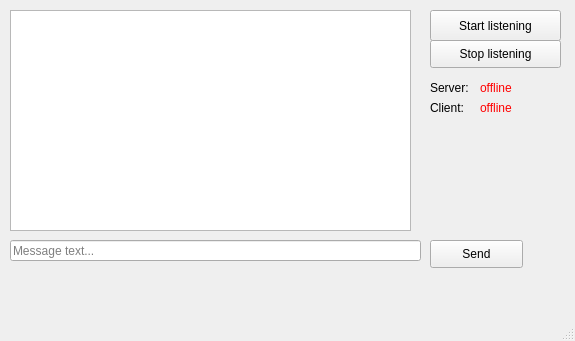
Above: mainwindow.ui from f1nality/ipc_server before the change. Below: the same form after it.
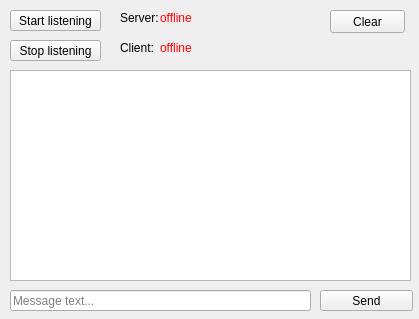
That is the form after the change.

Commit message: added clear button, stop listening client closing

```diff
--- a/mainwindow.ui
+++ b/mainwindow.ui
@@ -6,21 +6,30 @@
    <rect>
     <x>0</x>
     <y>0</y>
-    <width>575</width>
-    <height>341</height>
+    <width>419</width>
+    <height>319</height>
    </rect>
   </property>
+  <property name="sizePolicy">
+   <sizepolicy hsizetype="Fixed" vsizetype="Fixed">
+    <horstretch>0</horstretch>
+    <verstretch>0</verstretch>
+   </sizepolicy>
+  </property>
   <property name="windowTitle">
    <string>MainWindow</string>
   </property>
   <widget class="QWidget" name="centralWidget">
    <widget class="QTextEdit" name="consoleTextEdit">
+    <property name="enabled">
+     <bool>true</bool>
+    </property>
     <property name="geometry">
      <rect>
       <x>10</x>
-      <y>10</y>
+      <y>70</y>
       <width>401</width>
-      <height>221</height>
+      <height>211</height>
      </rect>
     </property>
     <property name="sizePolicy">
@@ -38,21 +47,24 @@
     <property name="layoutDirection">
      <enum>Qt::LeftToRight</enum>
     </property>
+    <property name="readOnly">
+     <bool>true</bool>
+    </property>
     <property name="html">
      <string>&lt;!DOCTYPE HTML PUBLIC &quot;-//W3C//DTD HTML 4.0//EN&quot; &quot;http://www.w3.org/TR/REC-html40/strict.dtd&quot;&gt;
 &lt;html&gt;&lt;head&gt;&lt;meta name=&quot;qrichtext&quot; content=&quot;1&quot; /&gt;&lt;style type=&quot;text/css&quot;&gt;
 p, li { white-space: pre-wrap; }
-&lt;/style&gt;&lt;/head&gt;&lt;body style=&quot; font-family:'MS Shell Dlg 2'; font-size:7.8pt; font-weight:400; font-style:normal;&quot;&gt;
+&lt;/style&gt;&lt;/head&gt;&lt;body style=&quot; font-family:'MS Shell Dlg 2'; font-size:8.25pt; font-weight:400; font-style:normal;&quot;&gt;
 &lt;p style=&quot;-qt-paragraph-type:empty; margin-top:0px; margin-bottom:0px; margin-left:0px; margin-right:0px; -qt-block-indent:0; text-indent:0px; font-size:8pt;&quot;&gt;&lt;br /&gt;&lt;/p&gt;&lt;/body&gt;&lt;/html&gt;</string>
     </property>
    </widget>
    <widget class="QPushButton" name="startListeningPushButton">
     <property name="geometry">
      <rect>
-      <x>430</x>
+      <x>10</x>
       <y>10</y>
-      <width>131</width>
-      <height>31</height>
+      <width>91</width>
+      <height>21</height>
      </rect>
     </property>
     <property name="autoFillBackground">
@@ -65,10 +77,10 @@
    <widget class="QPushButton" name="stopListeningPushButton">
     <property name="geometry">
      <rect>
-      <x>430</x>
+      <x>10</x>
       <y>40</y>
-      <width>131</width>
-      <height>28</height>
+      <width>91</width>
+      <height>21</height>
      </rect>
     </property>
     <property name="text">
@@ -78,10 +90,10 @@
    <widget class="QPushButton" name="sendPushButton">
     <property name="geometry">
      <rect>
-      <x>430</x>
-      <y>240</y>
+      <x>320</x>
+      <y>290</y>
       <width>93</width>
-      <height>28</height>
+      <height>21</height>
      </rect>
     </property>
     <property name="text">
@@ -92,8 +104,8 @@
     <property name="geometry">
      <rect>
       <x>10</x>
-      <y>240</y>
-      <width>411</width>
+      <y>290</y>
+      <width>301</width>
       <height>21</height>
      </rect>
     </property>
@@ -104,8 +116,8 @@
    <widget class="QLabel" name="label">
     <property name="geometry">
      <rect>
-      <x>430</x>
-      <y>80</y>
+      <x>120</x>
+      <y>10</y>
       <width>53</width>
       <height>16</height>
      </rect>
@@ -117,8 +129,8 @@
    <widget class="QLabel" name="label_2">
     <property name="geometry">
      <rect>
-      <x>430</x>
-      <y>100</y>
+      <x>120</x>
+      <y>40</y>
       <width>53</width>
       <height>16</height>
      </rect>
@@ -130,9 +142,9 @@
    <widget class="QLabel" name="serverStatusLabel">
     <property name="geometry">
      <rect>
-      <x>480</x>
-      <y>80</y>
-      <width>81</width>
+      <x>160</x>
+      <y>10</y>
+      <width>51</width>
       <height>16</height>
      </rect>
     </property>
@@ -148,9 +160,9 @@
    <widget class="QLabel" name="clientStatusLabel">
     <property name="geometry">
      <rect>
-      <x>480</x>
-      <y>100</y>
-      <width>81</width>
+      <x>160</x>
+      <y>40</y>
+      <width>51</width>
       <height>16</height>
      </rect>
     </property>
@@ -163,18 +175,20 @@
      <string>offline</string>
     </property>
    </widget>
+   <widget class="QPushButton" name="clearPushButton">
+    <property name="geometry">
+     <rect>
+      <x>330</x>
+      <y>10</y>
+      <width>75</width>
+      <height>23</height>
+     </rect>
+    </property>
+    <property name="text">
+     <string>Clear</string>
+    </property>
+   </widget>
   </widget>
-  <widget class="QMenuBar" name="menuBar">
-   <property name="geometry">
-    <rect>
-     <x>0</x>
-     <y>0</y>
-     <width>575</width>
-     <height>26</height>
-    </rect>
-   </property>
-  </widget>
-  <widget class="QStatusBar" name="statusBar"/>
  </widget>
  <layoutdefault spacing="6" margin="11"/>
  <resources/>
```
Left out of the diff: 2 changed lines with no effect on the pictures. The commit also changes 3 other files.
